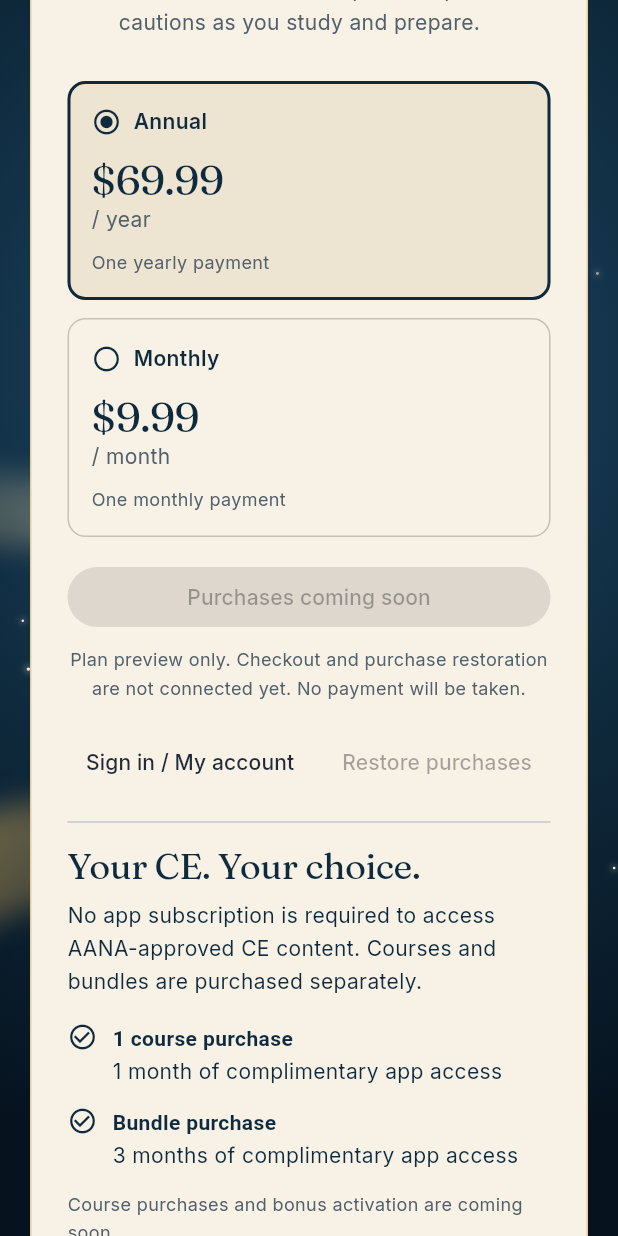
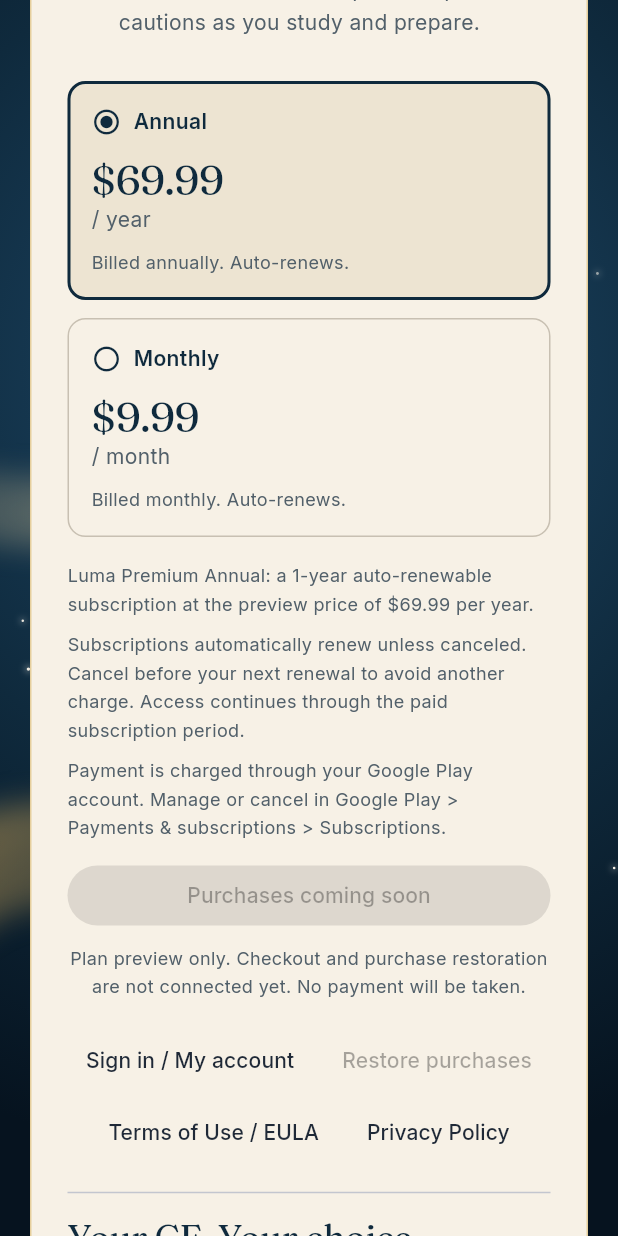
Before and after one commit to nmfetzer/Luma-Anesthesia-Flutter, a Flutter app: the SubscriptionScreen screen opened directly, scrolled down 576 dp, on a phone screen of 412 x 824 dp. Run offline on Flutter 3.47's test engine with Material 3 defaults, Android fonts, the phone set to English and light mode, and no system bars; our stand-ins replace flutter_markdown_plus, google_fonts, supabase_flutter; accounts and stored records are empty.

Commit message:
fix: clarify subscription renewal and add paywall legal links

```diff
--- a/lib/screens/subscription_screen.dart
+++ b/lib/screens/subscription_screen.dart
@@ -1,11 +1,16 @@
 import 'package:flutter/material.dart';
+import 'package:flutter/foundation.dart';
+import 'package:url_launcher/url_launcher.dart';
 import '../welcome/luma_theme.dart' as brand;
 import '../welcome/welcome_background.dart';
 
 /// Presentation only until store products and verified billing are connected.
 /// This screen never grants access or changes a subscription.
 class SubscriptionScreen extends StatefulWidget {
-  const SubscriptionScreen({super.key});
+  const SubscriptionScreen({super.key, this.openExternal});
+
+  /// Optional launcher for testing legal links without opening a real browser.
+  final Future<bool> Function(Uri)? openExternal;
 
   @override
   State<SubscriptionScreen> createState() => _SubscriptionScreenState();
@@ -18,6 +23,20 @@ class _SubscriptionScreenState extends State<SubscriptionScreen> {
 
   TextStyle _body({double size = 14}) =>
       brand.LumaText.body(size: size, color: _muted);
+
+  Future<void> _openLegal(String address) async {
+    try {
+      final uri = Uri.parse(address);
+      final opened = await (widget.openExternal?.call(uri) ??
+          launchUrl(uri, mode: LaunchMode.externalApplication));
+      if (!opened) throw StateError('Unable to open legal page');
+    } catch (_) {
+      if (!mounted) return;
+      ScaffoldMessenger.of(context).showSnackBar(SnackBar(
+        content: Text('Could not open this page. Please visit $address'),
+      ));
+    }
+  }
 
   @override
   Widget build(BuildContext context) => Scaffold(
@@ -98,9 +117,9 @@ class _SubscriptionScreenState extends State<SubscriptionScreen> {
                               LayoutBuilder(builder: (context, constraints) {
                                 final plans = [
                                   _plan(true, 'Annual', '\$69.99', '/ year',
-                                      'One yearly payment'),
+                                      'Billed annually. Auto-renews.'),
                                   _plan(false, 'Monthly', '\$9.99', '/ month',
-                                      'One monthly payment'),
+                                      'Billed monthly. Auto-renews.'),
                                 ];
                                 if (constraints.maxWidth < 350) {
                                   return Column(children: [
@@ -119,6 +138,26 @@ class _SubscriptionScreenState extends State<SubscriptionScreen> {
                                 );
                               }),
                               const SizedBox(height: 16),
+                              Text(
+                                  _annual
+                                      ? 'Luma Premium Annual: a 1-year auto-renewable '
+                                          'subscription at the preview price of \$69.99 per year.'
+                                      : 'Luma Premium Monthly: a 1-month auto-renewable '
+                                          'subscription at the preview price of \$9.99 per month.',
+                                  style: _body(size: 12)),
+                              const SizedBox(height: 8),
+                              Text(
+                                  'Subscriptions automatically renew unless canceled. '
+                                  'Cancel before your next renewal to avoid another charge. '
+                                  'Access continues through the paid subscription period.',
+                                  style: _body(size: 12)),
+                              const SizedBox(height: 8),
+                              Text(
+                                  subscriptionBillingNotice(
+                                      Theme.of(context).platform,
+                                      isWeb: kIsWeb),
+                                  style: _body(size: 12)),
+                              const SizedBox(height: 12),
                               const FilledButton(
                                 onPressed: null,
                                 child: Text('Purchases coming soon'),
@@ -142,6 +181,22 @@ class _SubscriptionScreenState extends State<SubscriptionScreen> {
                                   const TextButton(
                                     onPressed: null,
                                     child: Text('Restore purchases'),
+                                  ),
+                                ],
+                              ),
+                              Wrap(
+                                alignment: WrapAlignment.center,
+                                spacing: 8,
+                                children: [
+                                  TextButton(
+                                    onPressed: () => _openLegal(
+                                        'https://lumaeducationalapps.com/terms-of-use-eula'),
+                                    child: const Text('Terms of Use / EULA'),
+                                  ),
+                                  TextButton(
+                                    onPressed: () => _openLegal(
+                                        'https://lumaeducationalapps.com/privacy-policy-1'),
+                                    child: const Text('Privacy Policy'),
                                   ),
                                 ],
                               ),
@@ -248,6 +303,25 @@ class _SubscriptionScreenState extends State<SubscriptionScreen> {
   }
 }
 
+/// Web is a preview, not an Apple or Google checkout surface.
+String subscriptionBillingNotice(TargetPlatform platform,
+    {required bool isWeb}) {
+  const apple =
+      'Payment is charged to your Apple Account at purchase confirmation. '
+      'Renewal is charged within 24 hours before the next subscription period. '
+      'Manage or cancel in Settings > your name > Subscriptions.';
+  const google = 'Payment is charged through your Google Play account. '
+      'Manage or cancel in Google Play > Payments & subscriptions > Subscriptions.';
+  if (isWeb) {
+    return 'For iOS purchases: $apple\n\n'
+        'For Android purchases: $google\n\n'
+        'Store billing is not available in this Chrome preview.';
+  }
+  return platform == TargetPlatform.iOS || platform == TargetPlatform.macOS
+      ? apple
+      : google;
+}
+
 class CeAccessMessage extends StatelessWidget {
   const CeAccessMessage({super.key});
 
```
Also changed, not shown: 1 other file.
